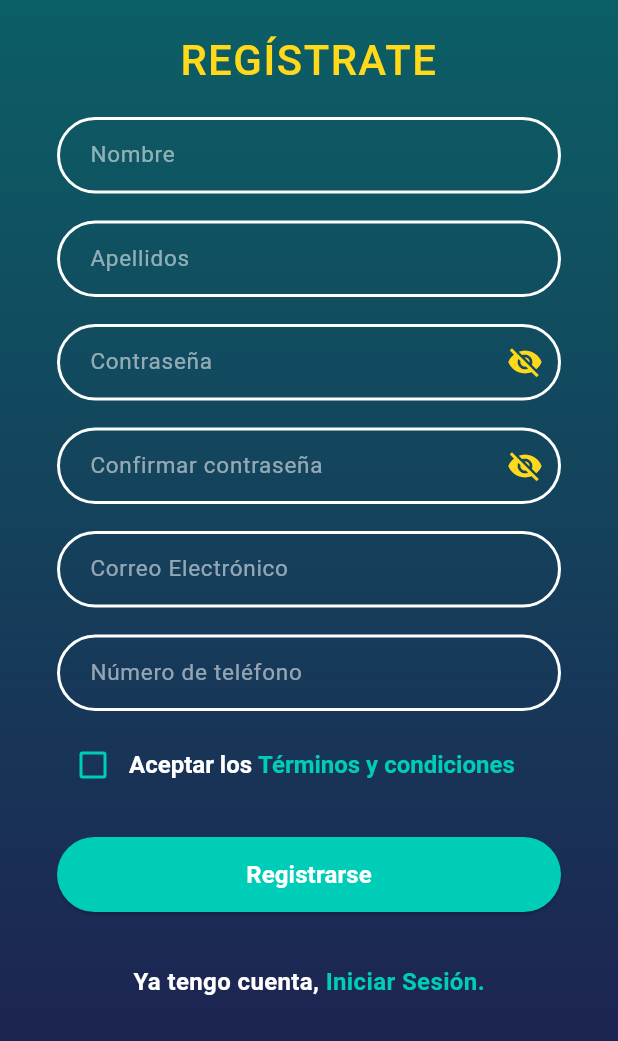
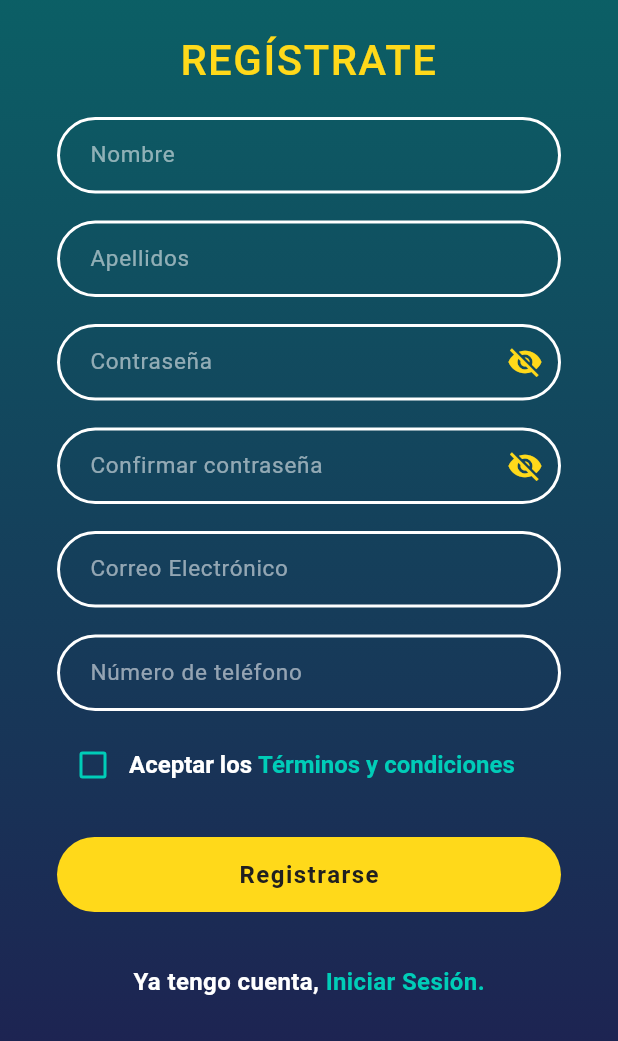
Before and after one commit to Ivanoide0/chipileta_movies_app, a Flutter app: the RegisterPage screen opened directly, on a phone screen of 412 x 824 dp, the part 195-1236 px from its top. Run offline on Flutter 3.47's test engine with Material 3 defaults, Android fonts, the phone set to English and light mode, and no system bars; our stand-ins replace go_router, sqflite; missing offline and left inert: bcrypt; accounts and stored records are empty.

Commit message:
fix: Button

```diff
--- a/lib/presentation/screens/auth/login.dart
+++ b/lib/presentation/screens/auth/login.dart
@@ -10,6 +10,7 @@ import 'package:chipileta_movies_app/domain/usercases/login_usecase.dart';
 import 'package:chipileta_movies_app/presentation/screens/auth/register.dart';
 import 'package:chipileta_movies_app/presentation/screens/movies/home_screen.dart';
 import 'package:chipileta_movies_app/presentation/widgets/input_field.dart';
+import 'package:chipileta_movies_app/presentation/widgets/button_widget.dart';
 
 class LoginPage extends StatefulWidget {
   const LoginPage({super.key});
@@ -170,36 +171,10 @@ Widget build(BuildContext context) {
 
                       const SizedBox(height: 24),
 
-                      SizedBox(
-                        width: double.infinity,
-                        height: 50,
-                        child: ElevatedButton(
-                          onPressed: _isLoading ? null : _submit,
-                          style: ElevatedButton.styleFrom(
-                            backgroundColor: AppColors.turquoise,
-                            foregroundColor: AppColors.white,
-                            shape: RoundedRectangleBorder(
-                              borderRadius: BorderRadius.circular(30),
-                            ),
-                          ),
-                          child: _isLoading
-                              ? const SizedBox(
-                                  height: 22,
-                                  width: 22,
-                                  child: CircularProgressIndicator(
-                                    strokeWidth: 2.5,
-                                    color: AppColors.white,
-                                  ),
-                                )
-                              : const Text(
-                                  'Iniciar sesión',
-                                  style: TextStyle(
-                                    fontSize: 16,
-                                    fontWeight: FontWeight.w700,
-                                  ),
-                                ),
-                        ),
-                      ),
+                      AppButton(
+                        text: 'Inciar sesión',
+                        onPressed: _submit,
+                        isLoading: _isLoading),
 
                       const SizedBox(height: 18),
 
--- a/lib/presentation/screens/auth/register.dart
+++ b/lib/presentation/screens/auth/register.dart
@@ -9,6 +9,8 @@ import 'package:chipileta_movies_app/domain/usercases/register_usecase.dart';
 import 'package:chipileta_movies_app/presentation/screens/movies/home_screen.dart';
 import 'package:chipileta_movies_app/presentation/widgets/input_field.dart';
 import 'package:chipileta_movies_app/presentation/screens/auth/login.dart';
+import 'package:chipileta_movies_app/presentation/widgets/button_widget.dart';
+
 class RegisterPage extends StatefulWidget {
   const RegisterPage({super.key});
 
@@ -270,42 +272,10 @@ void _goToLogin() {
 
                         const SizedBox(height: 14),
 
-                        SizedBox(
-                          width: double.infinity,
-                          height: 50,
-                          child: ElevatedButton(
-                            onPressed:
-                                _isLoading ? null : _submit,
-                            style: ElevatedButton.styleFrom(
-                              backgroundColor:
-                                  AppColors.turquoise,
-                              foregroundColor:
-                                  AppColors.white,
-                              shape: RoundedRectangleBorder(
-                                borderRadius:
-                                    BorderRadius.circular(30),
-                              ),
-                            ),
-                            child: _isLoading
-                                ? const SizedBox(
-                                    height: 22,
-                                    width: 22,
-                                    child:
-                                        CircularProgressIndicator(
-                                      strokeWidth: 2.5,
-                                      color:
-                                          AppColors.white,
-                                    ),
-                                  )
-                                : const Text(
-                                    'Registrarse',
-                                    style: TextStyle(
-                                      fontSize: 16,
-                                      fontWeight:
-                                          FontWeight.w700,
-                                    ),
-                                  ),
-                          ),
+                        AppButton(
+                          text: 'Registrarse',
+                          onPressed: _submit,
+                          isLoading: _isLoading
                         ),
 
                         const SizedBox(height: 35),
--- a/lib/presentation/widgets/button_widget.dart
+++ b/lib/presentation/widgets/button_widget.dart
@@ -0,0 +1,51 @@
+import 'package:flutter/material.dart';
+import 'package:chipileta_movies_app/resources/colors/colors.dart';
+
+class AppButton extends StatelessWidget{
+  final String text;
+  final VoidCallback? onPressed;
+  final bool isLoading;
+
+  const AppButton({
+    super.key,
+    required this.text,
+    required this.onPressed,
+    this.isLoading = false,
+  });
+
+  @override
+  Widget build(BuildContext context) {
+    return SizedBox(
+      width: double.infinity,
+      height: 50,
+      child: ElevatedButton(
+        onPressed: isLoading ? null : onPressed,
+        style: ElevatedButton.styleFrom(
+          backgroundColor: AppColors.yellow,
+          foregroundColor: AppColors.backgroundDark,
+          elevation: 0,
+          shape: RoundedRectangleBorder(
+            borderRadius: BorderRadius.circular(30),
+          ),
+        ),
+        child: isLoading
+            ? const SizedBox(
+                height: 22,
+                width: 22,
+                child: CircularProgressIndicator(
+                  strokeWidth: 2.5,
+                  color: AppColors.white,
+                ),
+              )
+            : Text(
+                text,
+                style: const TextStyle(
+                  fontSize: 16,
+                  fontWeight: FontWeight.w700,
+                  letterSpacing: 1,
+                ),
+              ),
+      ),
+    );
+  }
+}
```
